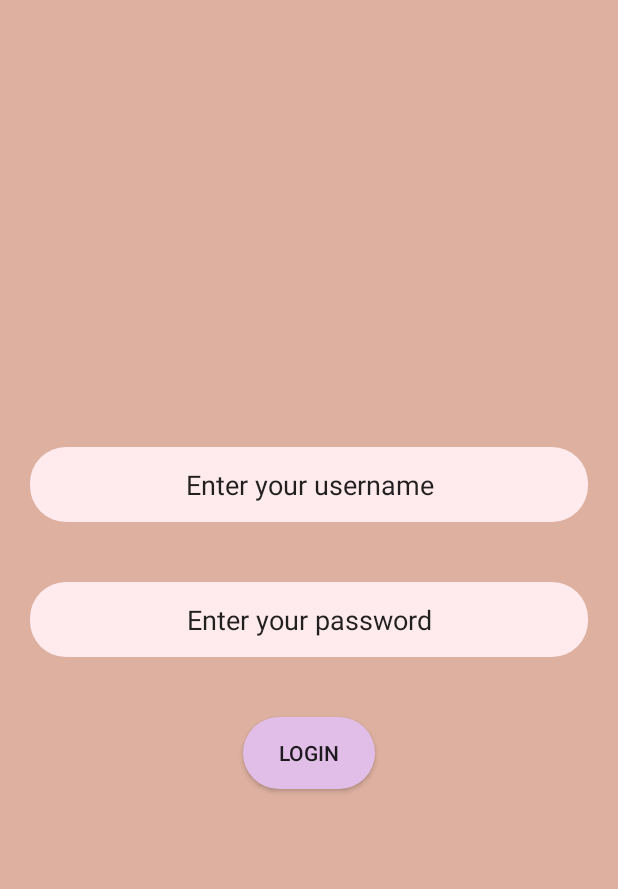
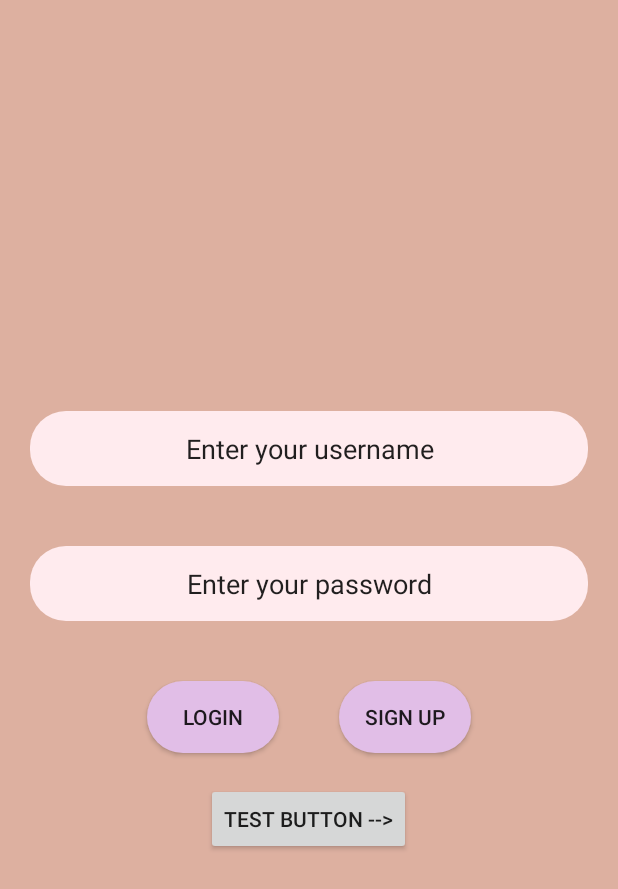
Before and after one commit to cvam77/ZayvE, an Android app: the screen it shows after launch (AuthenticationActivity), on a phone screen of 412 x 824 dp. Shown: the top 889 px of the screen. Run offline under Robolectric (Android 15) with nearby library versions, the phone set to English and light mode, and no system bars; our stand-ins replace data binding.

Commit message:
a little change to Navs

```diff
--- a/app/build.gradle
+++ b/app/build.gradle
@@ -1,6 +1,7 @@
 apply plugin: 'com.android.application'
 apply plugin: 'kotlin-android'
 apply plugin: 'com.google.gms.google-services'
+
 
 android {
     compileSdkVersion 29
@@ -41,7 +42,6 @@ dependencies {
     implementation "org.jetbrains.kotlin:kotlin-stdlib-jdk7:$kotlin_version"
     implementation 'com.google.firebase:firebase-analytics:17.5.0'
     implementation 'com.google.firebase:firebase-database:19.4.0'
-    implementation 'com.google.firebase:firebase-crashlytics:17.2.1'
     implementation 'com.google.firebase:firebase-auth:19.4.0'
 
 
--- a/app/src/main/AndroidManifest.xml
+++ b/app/src/main/AndroidManifest.xml
@@ -9,7 +9,7 @@
         android:roundIcon="@mipmap/ic_launcher_round"
         android:supportsRtl="true"
         android:theme="@style/AppTheme">
-        <activity android:name=".HomePageFragment"></activity>
+        <activity android:name=".JustForTestActivity"/>
         <activity android:name=".AuthenticationActivity">
             <intent-filter>
                 <action android:name="android.intent.action.MAIN" />
--- a/app/src/main/java/com/example/zayve_test/AuthenticationActivity.kt
+++ b/app/src/main/java/com/example/zayve_test/AuthenticationActivity.kt
@@ -1,9 +1,11 @@
 package com.example.zayve_test
 
-import android.database.DatabaseUtils
 import android.os.Bundle
+import android.view.View
 import androidx.appcompat.app.AppCompatActivity
 import androidx.databinding.DataBindingUtil
+import androidx.fragment.app.Fragment
+import androidx.fragment.app.FragmentTransaction
 import com.example.zayve_test.databinding.ActivityMainBinding
 
 class AuthenticationActivity : AppCompatActivity() {
@@ -11,7 +13,7 @@ class AuthenticationActivity : AppCompatActivity() {
 
     override fun onCreate(savedInstanceState: Bundle?) {
         super.onCreate(savedInstanceState)
-        val binding:ActivityMainBinding = DataBindingUtil.setContentView(this,R.layout.activity_main)
+        val binding:ActivityMainBinding = DataBindingUtil.setContentView(this, R.layout.activity_main)
     }
 
 
--- a/app/src/main/java/com/example/zayve_test/LoginFragment.kt
+++ b/app/src/main/java/com/example/zayve_test/LoginFragment.kt
@@ -8,7 +8,6 @@ import android.view.ViewGroup
 import androidx.databinding.DataBindingUtil
 import androidx.navigation.Navigation
 import com.example.zayve_test.databinding.FragmentLoginBinding
-import java.util.*
 
 
 class LoginFragment : Fragment() {
@@ -16,7 +15,7 @@ class LoginFragment : Fragment() {
     override fun onCreateView(inflater: LayoutInflater, container: ViewGroup?,
                               savedInstanceState: Bundle?): View? {
         val binding: FragmentLoginBinding = DataBindingUtil.inflate(inflater,R.layout.fragment_login,container,false)
-        binding.signupButton.setOnClickListener((Navigation.createNavigateOnClickListener(R.id.action_loginFragment2_to_signupFragment2)))
+        binding.signupButton.setOnClickListener((Navigation.createNavigateOnClickListener(R.id.action_loginFragment2_to_homepage2)))
         return binding.root
     }
 
--- a/app/src/main/java/com/example/zayve_test/SignupFragment.kt
+++ b/app/src/main/java/com/example/zayve_test/SignupFragment.kt
@@ -15,7 +15,7 @@ class SignupFragment : Fragment() {
     override fun onCreateView(inflater: LayoutInflater, container: ViewGroup?,
                               savedInstanceState: Bundle?): View? {
         val binding: FragmentSignupBinding = DataBindingUtil.inflate(inflater,R.layout.fragment_signup,container,false)
-        binding.loginButton.setOnClickListener(Navigation.createNavigateOnClickListener((R.id.action_signupFragment2_to_loginFragment2)))
+        binding.loginButton.setOnClickListener(Navigation.createNavigateOnClickListener((R.id.action_signupFragment2_to_homepage2)))
         return binding.root
     }
 }
--- a/app/src/main/res/layout/activity_main.xml
+++ b/app/src/main/res/layout/activity_main.xml
@@ -4,6 +4,9 @@
 
     <data>
 
+        <variable
+            name="testButton"
+            type="com.example.zayve_test.AuthenticationActivity" />
     </data>
 
     <LinearLayout
@@ -34,15 +37,39 @@
             android:gravity="center"
             android:background="@drawable/rounded_corners_edittext" />
 
+        <LinearLayout
+            android:layout_width="match_parent"
+            android:layout_height="wrap_content"
+            android:orientation="horizontal"
+            android:gravity="center_horizontal"
+            >
+
+            <Button
+                android:layout_width="wrap_content"
+                android:layout_height="wrap_content"
+                android:id="@+id/button_login"
+                android:background="@drawable/rounded_corners"
+                android:text="login"
+                android:layout_margin="20dp"
+
+                />
+            <Button
+                android:layout_width="wrap_content"
+                android:layout_height="wrap_content"
+                android:id="@+id/button_signup"
+                android:background="@drawable/rounded_corners"
+                android:text="sign up"
+                android:layout_margin="20dp"
+                />
+
+        </LinearLayout>
+
         <Button
             android:layout_width="wrap_content"
             android:layout_height="wrap_content"
-            android:id="@+id/button_login"
-            android:background="@drawable/rounded_corners"
-            android:text="login"
-            android:layout_margin="20dp"
+            android:text="Test Button -->"
+            />
 
-            />
 
     </LinearLayout>
 </layout>
--- a/build.gradle
+++ b/build.gradle
@@ -9,6 +9,7 @@ buildscript {
         classpath 'com.android.tools.build:gradle:4.0.1'
         classpath "org.jetbrains.kotlin:kotlin-gradle-plugin:$kotlin_version"
         classpath 'com.google.gms:google-services:4.3.3'
+
         // NOTE: Do not place your application dependencies here; they belong
         // in the individual module build.gradle files
     }
```
Also changed, not shown: app/src/main/java/com/example/zayve_test/BrowseFriendsFragment.java (added, +19 -0 lines), app/src/main/java/com/example/zayve_test/HomePageFragm.java (added, +58 -0 lines), app/src/main/java/com/example/zayve_test/HomePageFragment.java (deleted, +0 -14 lines), app/src/main/java/com/example/zayve_test/JustForTestActivity.java (added, +22 -0 lines), app/src/main/res/layout/activity_just_for_test.xml (added, +18 -0 lines), app/src/main/res/layout/fragment_browse_friends.xml (added, +14 -0 lines), app/src/main/res/layout/fragment_home_page.xml (renamed from app/src/main/res/layout/activity_home_page_fragment.xml, +10 -1 lines), app/src/main/res/navigation/navigation.xml (+13 -4 lines), 1 other file.
